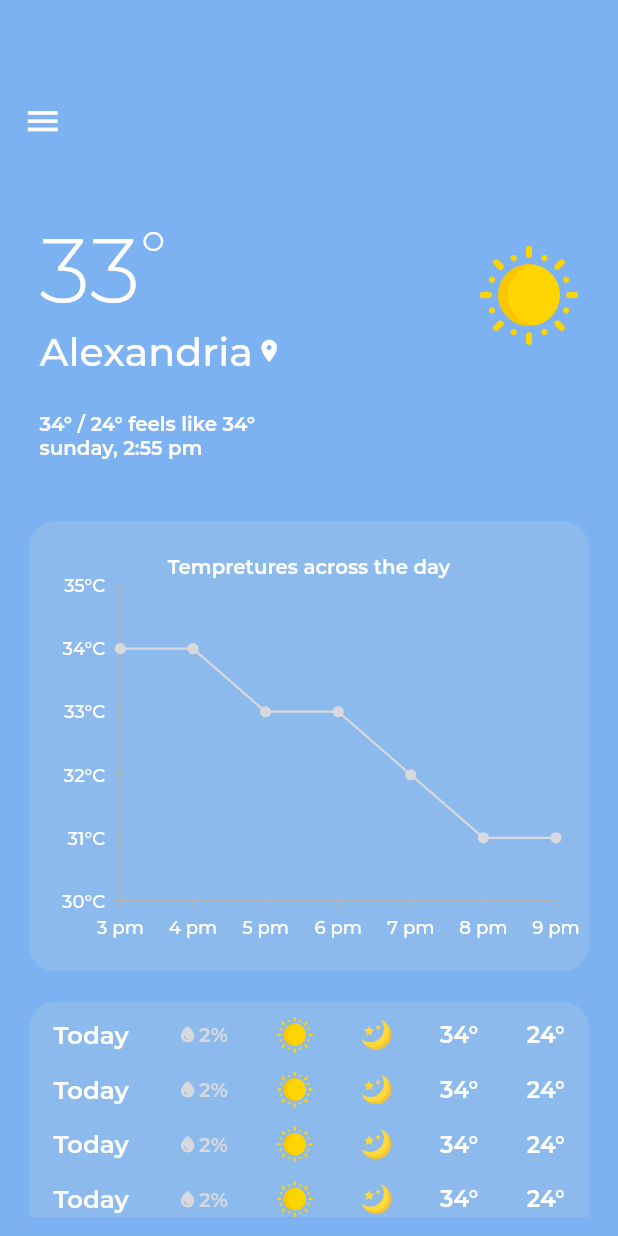
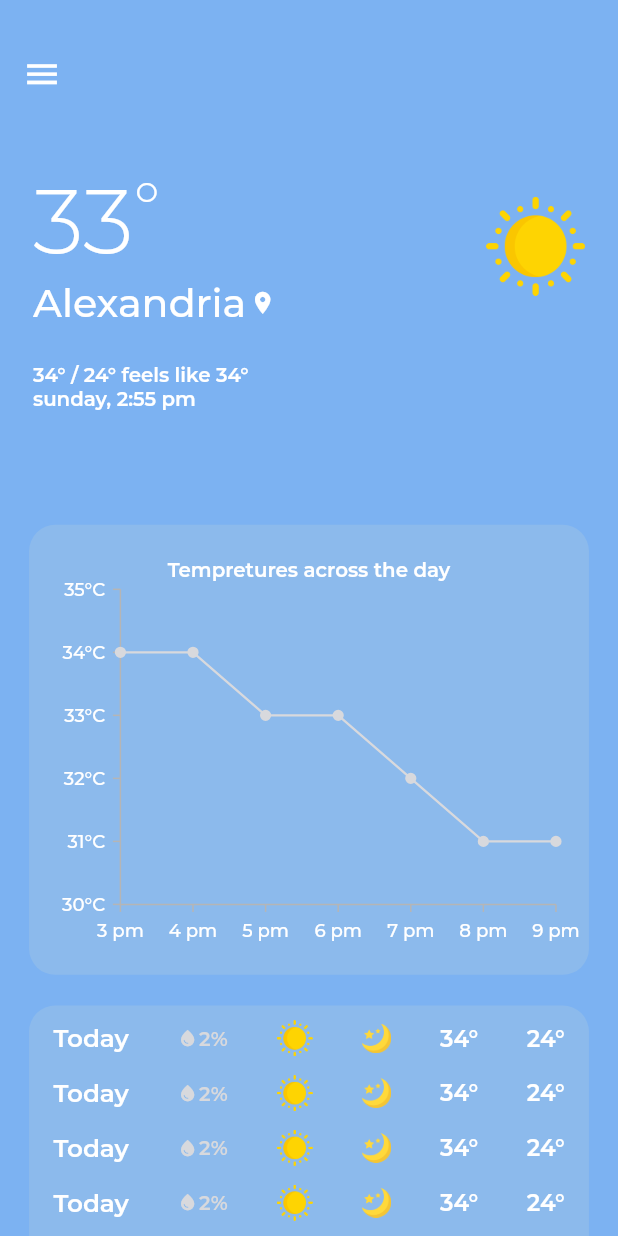
Before and after one commit to khater277/ALGORIZA_WEATHER, a Flutter app: the screen it shows after launch, on a phone screen of 412 x 824 dp. Run offline on Flutter 3.47's test engine with Material 2 defaults, Android fonts, the phone set to English and light mode, and no system bars; our stand-ins replace bloc, flutter_bloc, flutter_screenutil, freezed_annotation, syncfusion_flutter_charts.

Commit message:
finish 1st design

```diff
--- a/lib/presentation/resources/values_manager.dart
+++ b/lib/presentation/resources/values_manager.dart
@@ -53,6 +53,7 @@ class AppHeight {
   static double h45 = 45.h;
   static double h50 = 50.h;
   static double h60 = 60.h;
+  static double h80 = 80.h;
   static double h100 = 100.h;
 }
 
--- a/lib/presentation/screens/home/home_screen.dart
+++ b/lib/presentation/screens/home/home_screen.dart
@@ -2,9 +2,7 @@ import 'package:algoriza_weather/cubit/app_cubit.dart';
 import 'package:algoriza_weather/cubit/app_states.dart';
 import 'package:algoriza_weather/presentation/resources/values_manager.dart';
 import 'package:algoriza_weather/presentation/screens/home/home_widgets/additional_info/additional_info_card.dart';
-import 'package:algoriza_weather/presentation/screens/home/home_widgets/head/city_temp_and_name.dart';
-import 'package:algoriza_weather/presentation/screens/home/home_widgets/head/drawer_button.dart';
-import 'package:algoriza_weather/presentation/screens/home/home_widgets/head/temp_deatils.dart';
+import 'package:algoriza_weather/presentation/screens/home/home_widgets/head/head.dart';
 import 'package:algoriza_weather/presentation/screens/home/home_widgets/hourly_temp_chart/hourly_temps.dart';
 import 'package:algoriza_weather/presentation/screens/home/home_widgets/surise_sunset/sunrise_sunset_card.dart';
 import 'package:algoriza_weather/presentation/screens/home/home_widgets/weakly_weather/weakly_weather.dart';
@@ -21,28 +19,24 @@ class HomeScreen extends StatelessWidget {
       builder: (context, state) {
         AppCubit cubit = AppCubit.get(context);
         return Scaffold(
-          body: Padding(
+          appBar: AppBar(
+            leading: const Icon(Icons.menu),
+            toolbarHeight: AppHeight.h80,
+          ),
+          body: CustomScrollView(
+            physics: const BouncingScrollPhysics(),
+            slivers: [
+              const Head(),
+              // HomeAppBar(),
+              SliverToBoxAdapter(
+                child: Padding(
                   padding: EdgeInsets.symmetric(
                     horizontal: AppWidth.w14,
                     vertical: AppHeight.h10,
                   ),
-            child: SingleChildScrollView(
-              physics: const BouncingScrollPhysics(),
                   child: Column(
                     crossAxisAlignment: CrossAxisAlignment.start,
                     children: [
-                  const DrawerButton(),
-                  Padding(
-                    padding: EdgeInsets.symmetric(horizontal: AppWidth.w10),
-                    child: Column(
-                      crossAxisAlignment: CrossAxisAlignment.start,
-                      children: [
-                        const CityTempAndName(),
-                        SizedBox(height: AppHeight.h20),
-                        const TempDetails(),
-                      ],
-                    ),
-                  ),
                       SizedBox(height: AppHeight.h30),
                       const HourlyTemps(),
                       SizedBox(height: AppHeight.h10),
@@ -54,6 +48,8 @@ class HomeScreen extends StatelessWidget {
                     ],
                   ),
                 ),
+              )
+            ],
           ),
         );
       },
```
Also changed, not shown: lib/presentation/screens/home/home_widgets/head/head.dart (added, +38 -0 lines). Lines whose indentation alone changed are shown as unchanged.
